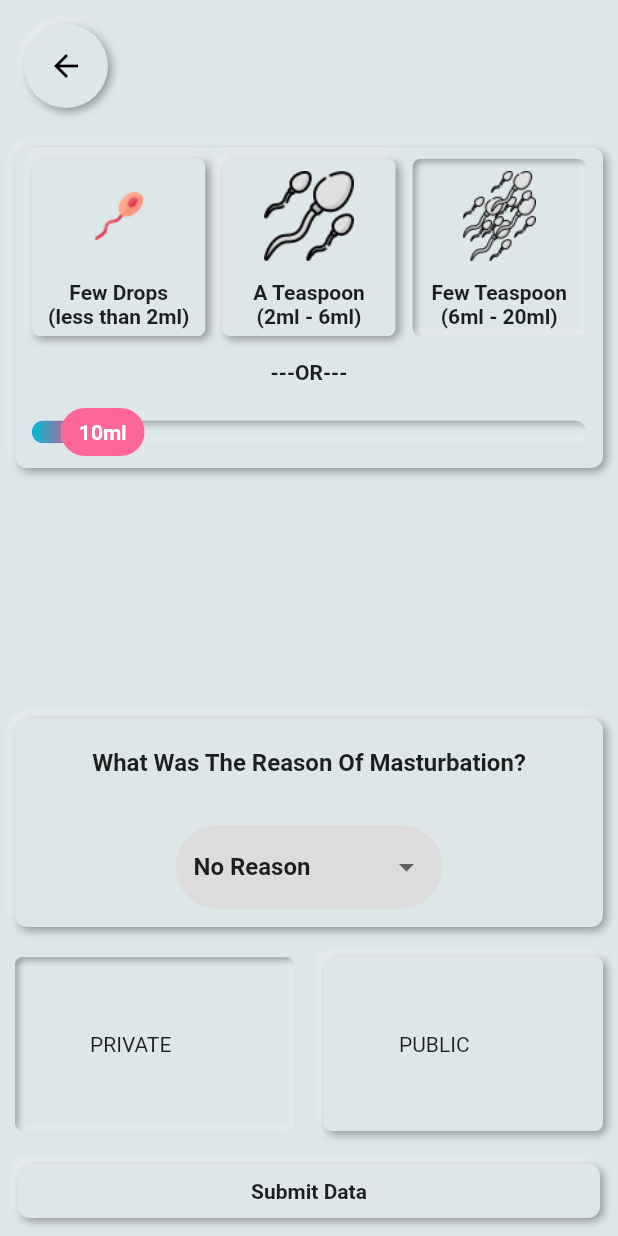
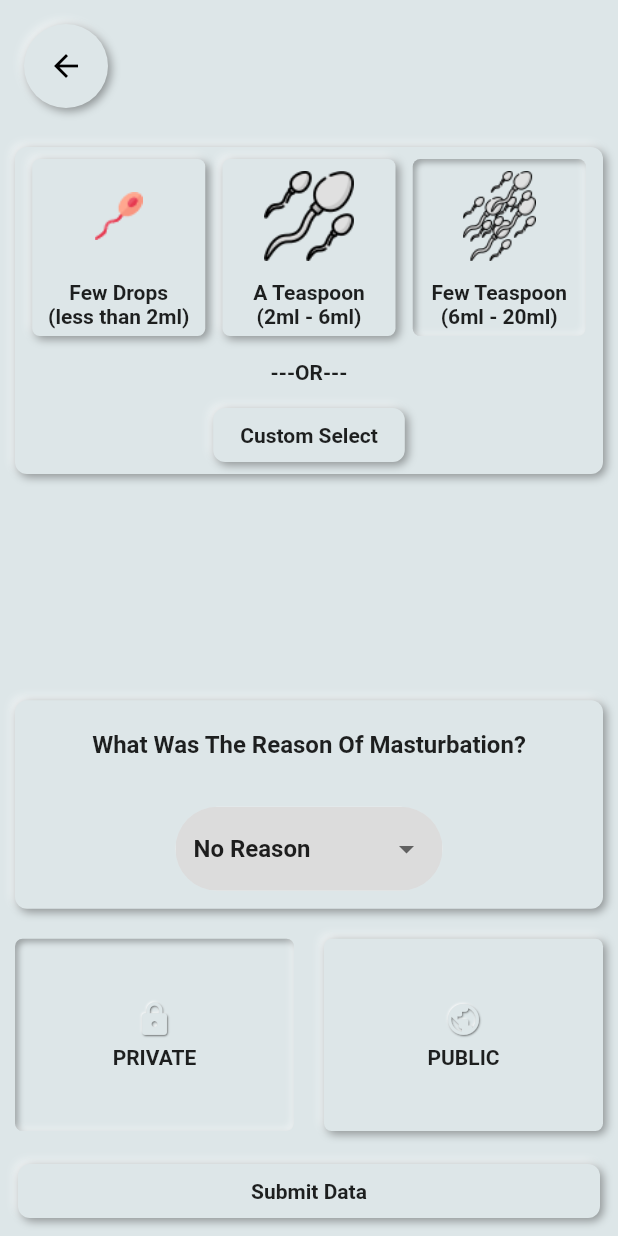
Before and after one commit to AryanKuAg/never_again, a Flutter app: the SubmitMasturbationData screen opened directly, on a phone screen of 412 x 824 dp. Run offline on Flutter 3.47's test engine with Material 2 defaults, Android fonts, the phone set to English and light mode, and no system bars; drawn by our look-alikes of flutter_neumorphic; our stand-ins replace avatar_glow, fl_chart, google_nav_bar.

Commit message:
another upgrade and it's  13 oct 2020. And i'm ready to get rich and successful

```diff
--- a/lib/screens/submitMasturbationData.dart
+++ b/lib/screens/submitMasturbationData.dart
@@ -16,47 +16,6 @@ class _SubmitMasturbationDataState extends State<SubmitMasturbationData> {
   String dropdownValue = 'No Reason';
   double mySliderValue = 10.0;
   AmountOfSperm amountOfSperm = AmountOfSperm.FewTeaspoon;
-
-  Widget RadioSelectTheAmount(
-      {AmountOfSperm groupValue,
-      dynamic myValue,
-      String myImageAdd,
-      String myText,
-      Size mediaQuery}) {
-    return NeumorphicRadio(
-      groupValue: groupValue,
-      value: myValue,
-      onChanged: (val) {
-        print(val);
-        setState(() {
-          groupValue = val;
-        });
-      },
-      child: Container(
-        width: mediaQuery.width * 0.25,
-        padding: EdgeInsets.all(5),
-        margin: EdgeInsets.all(5),
-        child: Column(
-          mainAxisSize: MainAxisSize.min,
-          children: [
-            Image.asset(
-              myImageAdd,
-              height: 60,
-              width: 60,
-            ),
-            Padding(
-              padding: const EdgeInsets.all(5.0),
-              child: Text(
-                myText,
-                textAlign: TextAlign.center,
-                style: TextStyle(fontWeight: FontWeight.bold),
-              ),
-            )
-          ],
-        ),
-      ),
-    );
-  }
 
   @override
   Widget build(BuildContext context) {
@@ -199,6 +158,22 @@ class _SubmitMasturbationDataState extends State<SubmitMasturbationData> {
                           child: Text('---OR---',
                               style: TextStyle(fontWeight: FontWeight.bold)),
                         ),
+                        if (amountOfSperm != null)
+                          Padding(
+                            padding: const EdgeInsets.all(8.0),
+                            child: NeumorphicButton(
+                              child: Text(
+                                'Custom Select',
+                                style: TextStyle(fontWeight: FontWeight.bold),
+                              ),
+                              onPressed: () {
+                                setState(() {
+                                  amountOfSperm = null;
+                                });
+                              },
+                            ),
+                          ),
+                        if (amountOfSperm == null)
                           Padding(
                             padding: const EdgeInsets.all(0.0),
                             child: NeumorphicSlider(
@@ -303,8 +278,25 @@ class _SubmitMasturbationDataState extends State<SubmitMasturbationData> {
                     margin: EdgeInsets.all(10),
                     child: NeumorphicRadio(
                       child: Padding(
-                        padding: const EdgeInsets.all(50.0),
-                        child: Text('PRIVATE'),
+                        padding: EdgeInsets.all(mediaQuery.height * 0.05),
+                        child: Column(
+                          mainAxisSize: MainAxisSize.min,
+                          children: [
+                            NeumorphicIcon(
+                              Icons.lock,
+                              style: NeumorphicStyle(
+                                  depth: 1, surfaceIntensity: 1, intensity: 1),
+                              size: mediaQuery.height * 0.03,
+                            ),
+                            SizedBox(
+                              height: 5,
+                            ),
+                            Text(
+                              'PRIVATE',
+                              style: TextStyle(fontWeight: FontWeight.bold),
+                            ),
+                          ],
+                        ),
                       ),
                       groupValue: myRadioValue,
                       value: GlobalValues.private,
@@ -322,8 +314,25 @@ class _SubmitMasturbationDataState extends State<SubmitMasturbationData> {
                     margin: EdgeInsets.all(10),
                     child: NeumorphicRadio(
                       child: Padding(
-                        padding: const EdgeInsets.all(50.0),
-                        child: Text('PUBLIC'),
+                        padding: EdgeInsets.all(mediaQuery.height * 0.05),
+                        child: Column(
+                          mainAxisSize: MainAxisSize.min,
+                          children: [
+                            NeumorphicIcon(
+                              Icons.public,
+                              style: NeumorphicStyle(
+                                  depth: 1, surfaceIntensity: 1, intensity: 1),
+                              size: mediaQuery.height * 0.03,
+                            ),
+                            SizedBox(
+                              height: 5,
+                            ),
+                            Text(
+                              'PUBLIC',
+                              style: TextStyle(fontWeight: FontWeight.bold),
+                            ),
+                          ],
+                        ),
                       ),
                       groupValue: myRadioValue,
                       value: GlobalValues.public,
```
Lines whose indentation alone changed are shown as unchanged.
